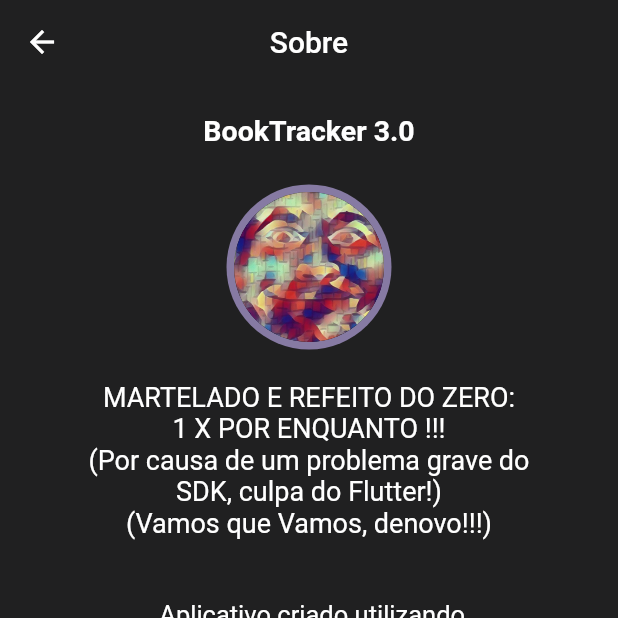
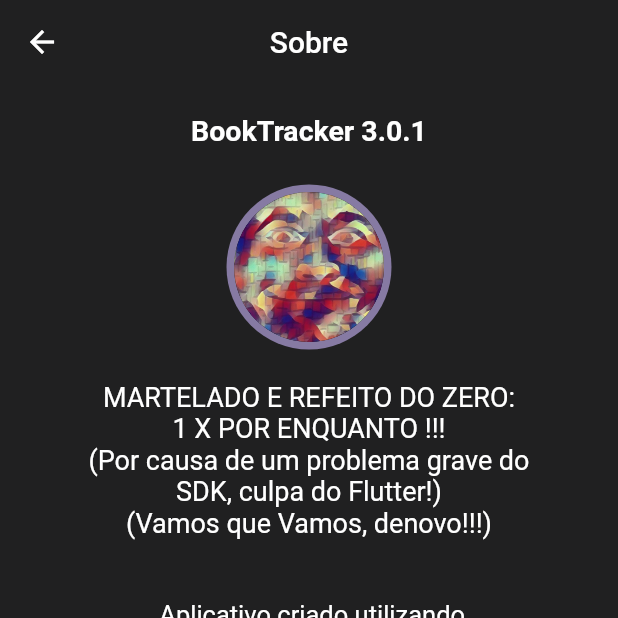
Before and after one commit to Fschmatz/booktrackerv2, a Flutter app: the About screen opened directly, on a phone screen of 412 x 824 dp, the top half of it. Run offline on Flutter 3.47's test engine with Material 2 defaults, Android fonts, the phone set to English and light mode, and no system bars; our stand-ins replace flutter_native_image, image_picker, shared_preferences, sqflite; missing offline and left inert: a package; accounts and stored records are empty.

Commit message:
Update 3.0.1

```diff
--- a/lib/ui/addLivro.dart
+++ b/lib/ui/addLivro.dart
@@ -145,7 +145,7 @@ class _AddLivroState extends State<AddLivro> {
         title: Text('Adicionar Livro'),
         actions: [
           Padding(
-            padding: const EdgeInsets.fromLTRB(0, 0, 10, 0),
+            padding: const EdgeInsets.fromLTRB(0, 0, 9, 0),
             child: IconButton(
               icon: Icon(Icons.save_outlined),
               tooltip: 'Salvar',
@@ -330,7 +330,7 @@ class _AddLivroState extends State<AddLivro> {
                           ),
                           Text(
                             "Adicionar Capa",
-                            style: TextStyle(fontSize: 18),
+                            style: TextStyle(fontSize: 18,color: Theme.of(context).hintColor),
                           ),
                           const SizedBox(
                             width: 1,
--- a/lib/ui/cardLivro.dart
+++ b/lib/ui/cardLivro.dart
@@ -205,7 +205,7 @@ class _CardLivroState extends State<CardLivro> {
                           Text(
                             widget.livro.nome,
                             style: TextStyle(
-                              fontSize: 18,
+                              fontSize: 17,
                             ),
                             textAlign: TextAlign.left,
                           ),
@@ -217,7 +217,7 @@ class _CardLivroState extends State<CardLivro> {
                             child: Text(
                               "Páginas: " + widget.livro.numPaginas.toString(),
                               style: TextStyle(
-                                  fontSize: 16,
+                                  fontSize: 15.5,
                                   color: Theme.of(context).hintColor),
                             ),
                           ),
@@ -229,7 +229,7 @@ class _CardLivroState extends State<CardLivro> {
                             child: Text(
                               widget.livro.autor,
                               style: TextStyle(
-                                  fontSize: 16,
+                                  fontSize: 15.5,
                                   color: Theme.of(context).hintColor),
                             ),
                           ),
--- a/lib/ui/updateLivro.dart
+++ b/lib/ui/updateLivro.dart
@@ -162,7 +162,7 @@ class _UpdateLivroState extends State<UpdateLivro> {
         title: Text('Editar Livro'),
         actions: [
           Padding(
-            padding: const EdgeInsets.fromLTRB(0, 0, 10, 0),
+            padding: const EdgeInsets.fromLTRB(0, 0, 9, 0),
             child: IconButton(
               icon: Icon(Icons.save_outlined),
               tooltip: 'Salvar',
@@ -351,7 +351,7 @@ class _UpdateLivroState extends State<UpdateLivro> {
                           const SizedBox(
                             width: 1,
                           ),
-                          Text("Editar Capa", style: TextStyle(fontSize: 18),),
+                          Text("Editar Capa", style: TextStyle(fontSize: 18, color: Theme.of(context).hintColor),),
                           const SizedBox(
                             width: 1,
                           ),
--- a/lib/util/versaoNomeChangelog.dart
+++ b/lib/util/versaoNomeChangelog.dart
@@ -1,7 +1,7 @@
 class versaoNomeChangelog{
 
   //se mudar o nome do App não esquecer de alterar, no manifesto
-  static String versaoApp = "3.0";
+  static String versaoApp = "3.0.1";
   static String nomeApp = "BookTracker";
 
   //1espaço acima, nenhum embaixo
@@ -9,7 +9,7 @@ class versaoNomeChangelog{
 
 Versão Atual:
 
-3.0
+3.0.1
 - Correções
 - Add List Animation
 - Update Flutter 2.0
--- a/pubspec.yaml
+++ b/pubspec.yaml
@@ -15,7 +15,7 @@ publish_to: 'none' # Remove this line if you wish to publish to pub.dev
 # In iOS, build-name is used as CFBundleShortVersionString while build-number used as CFBundleVersion.
 # Read more about iOS versioning at
 # https://developer.apple.com/library/archive/documentation/General/Reference/InfoPlistKeyReference/Articles/CoreFoundationKeys.html
-version: 3.0.0
+version: 3.0.1
 
 environment:
   sdk: ">=2.7.0 <3.0.0"
```
Also changed, not shown: lib/pages/home.dart (+4 -3 lines).
